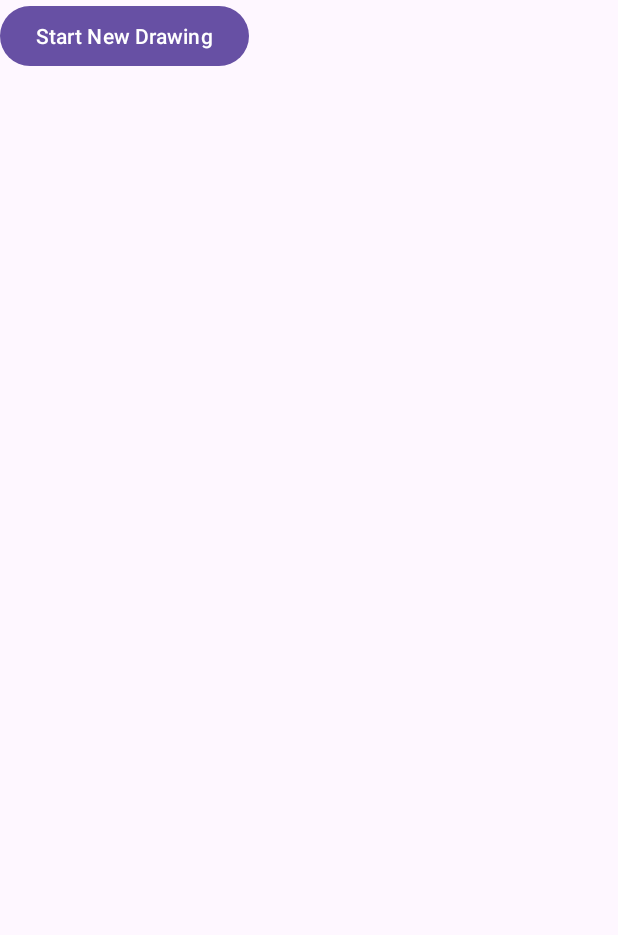
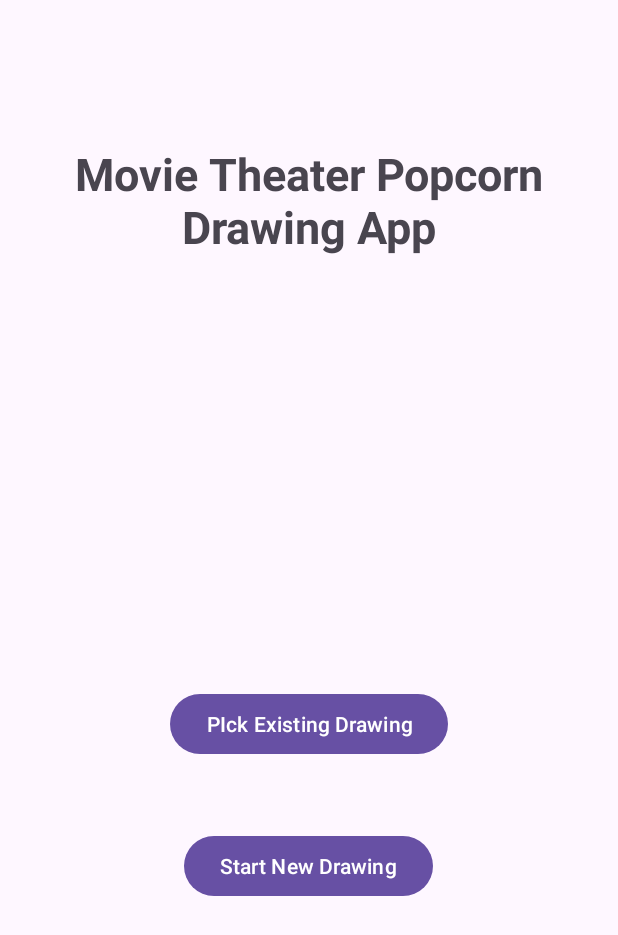
Before and after one commit to CS4530-S024/android-drawing-project-movie-theater-popcorn, an Android app: the screen it shows after launch (MainActivity), on a phone screen of 412 x 824 dp. Shown: the top 935 px of the screen. Run offline under Robolectric (Android 15) with nearby library versions, the phone set to English and light mode, and no system bars.

Commit message:
Edited layout of home screen and add a button for future implementation

```diff
--- a/DrawingApp/app/src/main/res/layout/fragment_home_screen.xml
+++ b/DrawingApp/app/src/main/res/layout/fragment_home_screen.xml
@@ -1,5 +1,6 @@
 <?xml version="1.0" encoding="utf-8"?>
 <androidx.constraintlayout.widget.ConstraintLayout xmlns:android="http://schemas.android.com/apk/res/android"
+    xmlns:app="http://schemas.android.com/apk/res-auto"
     xmlns:tools="http://schemas.android.com/tools"
     android:layout_width="match_parent"
     android:layout_height="match_parent"
@@ -9,7 +10,42 @@
         android:id="@+id/newCanvasButton"
         android:layout_width="wrap_content"
         android:layout_height="wrap_content"
+        android:layout_marginStart="122dp"
+        android:layout_marginEnd="123dp"
+        android:layout_marginBottom="200dp"
         android:text="Start New Drawing"
-        tools:layout_editor_absoluteX="122dp"
-        tools:layout_editor_absoluteY="483dp" />
+        app:layout_constraintBottom_toBottomOf="parent"
+        app:layout_constraintEnd_toEndOf="parent"
+        app:layout_constraintStart_toStartOf="parent"
+        app:layout_constraintTop_toBottomOf="@+id/button" />
+
+    <TextView
+        android:id="@+id/homeTitle"
+        android:layout_width="356dp"
+        android:layout_height="89dp"
+        android:layout_marginStart="30dp"
+        android:layout_marginTop="72dp"
+        android:layout_marginEnd="30dp"
+        android:layout_marginBottom="251dp"
+        android:text="Movie Theater Popcorn Drawing App"
+        android:textAlignment="center"
+        android:textSize="30sp"
+        android:textStyle="bold"
+        app:layout_constraintBottom_toTopOf="@+id/button"
+        app:layout_constraintEnd_toEndOf="parent"
+        app:layout_constraintStart_toStartOf="parent"
+        app:layout_constraintTop_toTopOf="parent" />
+
+    <Button
+        android:id="@+id/button"
+        android:layout_width="wrap_content"
+        android:layout_height="wrap_content"
+        android:layout_marginStart="113dp"
+        android:layout_marginEnd="113dp"
+        android:layout_marginBottom="23dp"
+        android:text="PIck Existing Drawing"
+        app:layout_constraintBottom_toTopOf="@+id/newCanvasButton"
+        app:layout_constraintEnd_toEndOf="parent"
+        app:layout_constraintStart_toStartOf="parent"
+        app:layout_constraintTop_toBottomOf="@+id/homeTitle" />
 </androidx.constraintlayout.widget.ConstraintLayout>
```
